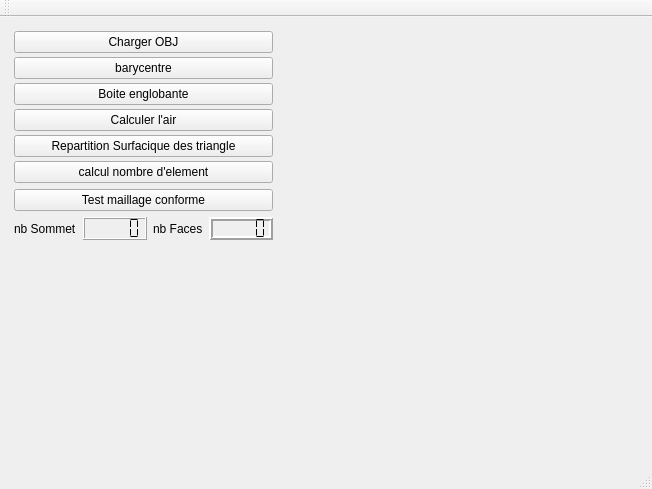
This is starterLight/mainwindow.ui in Arnaud04/Programmation_Graphique_S3 as Qt 5 draws it before an edit. The edited form follows.
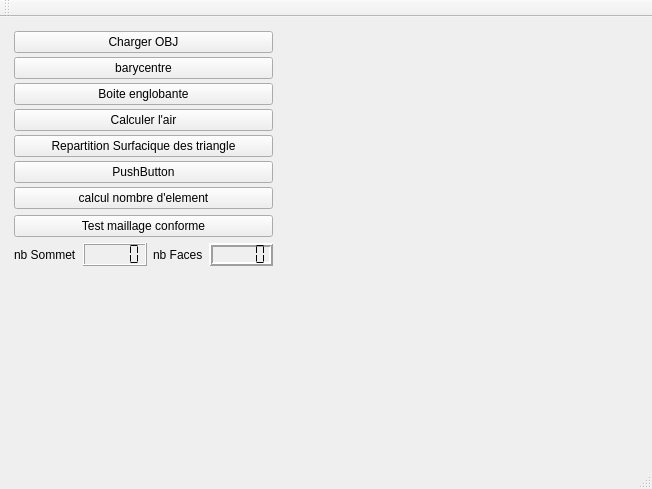
This is the edited form. Custom widgets are drawn as their Qt base class.

```diff
--- a/starterLight/mainwindow.ui
+++ b/starterLight/mainwindow.ui
@@ -86,6 +86,13 @@
          </property>
         </widget>
        </item>
+       <item>
+        <widget class="QPushButton" name="pushButton">
+         <property name="text">
+          <string>PushButton</string>
+         </property>
+        </widget>
+       </item>
        <item>
         <layout class="QVBoxLayout" name="verticalLayout_7">
          <item>
```
